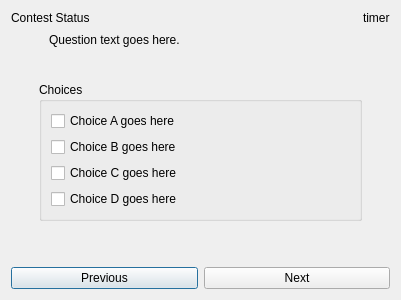
Old version of the form src/client/semifinals.ui in the repository trigger-happy/Cerberus.
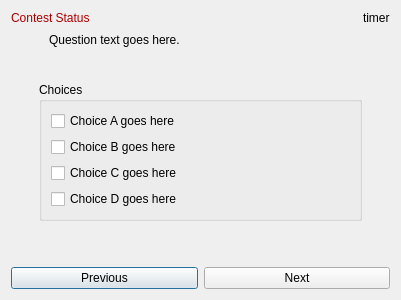
New version of the form.

Commit message: Fixed some stuff. Changed color of status labels

```diff
--- a/src/client/semifinals.ui
+++ b/src/client/semifinals.ui
@@ -164,6 +164,43 @@
    </item>
    <item row="0" column="0">
     <widget class="QLabel" name="status_lbl">
+     <property name="palette">
+      <palette>
+       <active>
+        <colorrole role="WindowText">
+         <brush brushstyle="SolidPattern">
+          <color alpha="255">
+           <red>170</red>
+           <green>0</green>
+           <blue>0</blue>
+          </color>
+         </brush>
+        </colorrole>
+       </active>
+       <inactive>
+        <colorrole role="WindowText">
+         <brush brushstyle="SolidPattern">
+          <color alpha="255">
+           <red>170</red>
+           <green>0</green>
+           <blue>0</blue>
+          </color>
+         </brush>
+        </colorrole>
+       </inactive>
+       <disabled>
+        <colorrole role="WindowText">
+         <brush brushstyle="SolidPattern">
+          <color alpha="255">
+           <red>120</red>
+           <green>120</green>
+           <blue>120</blue>
+          </color>
+         </brush>
+        </colorrole>
+       </disabled>
+      </palette>
+     </property>
      <property name="text">
       <string>Contest Status</string>
      </property>
```
The commit also changes 3 other files.
